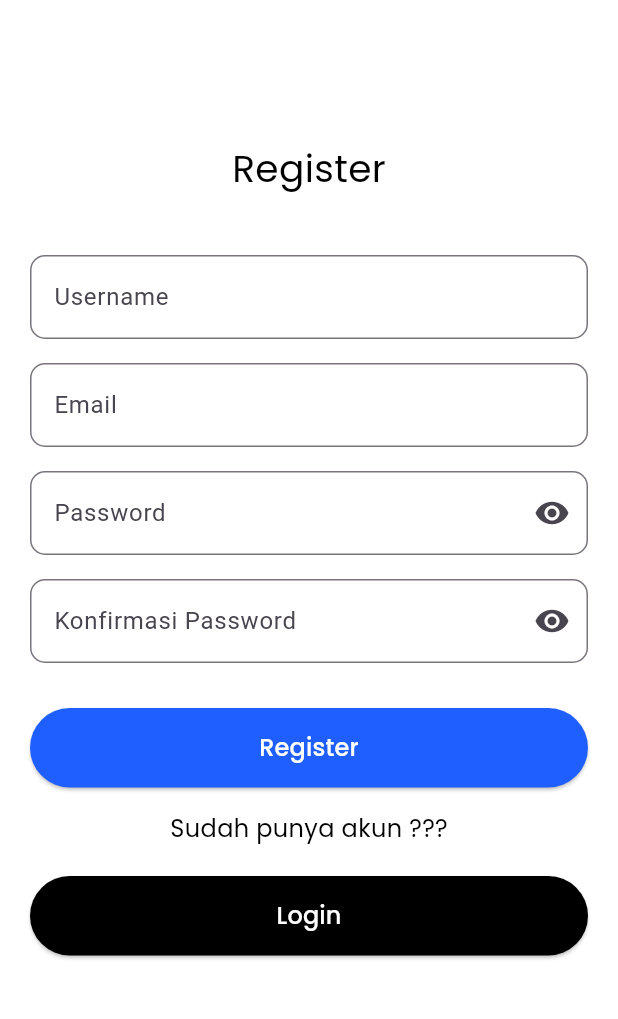
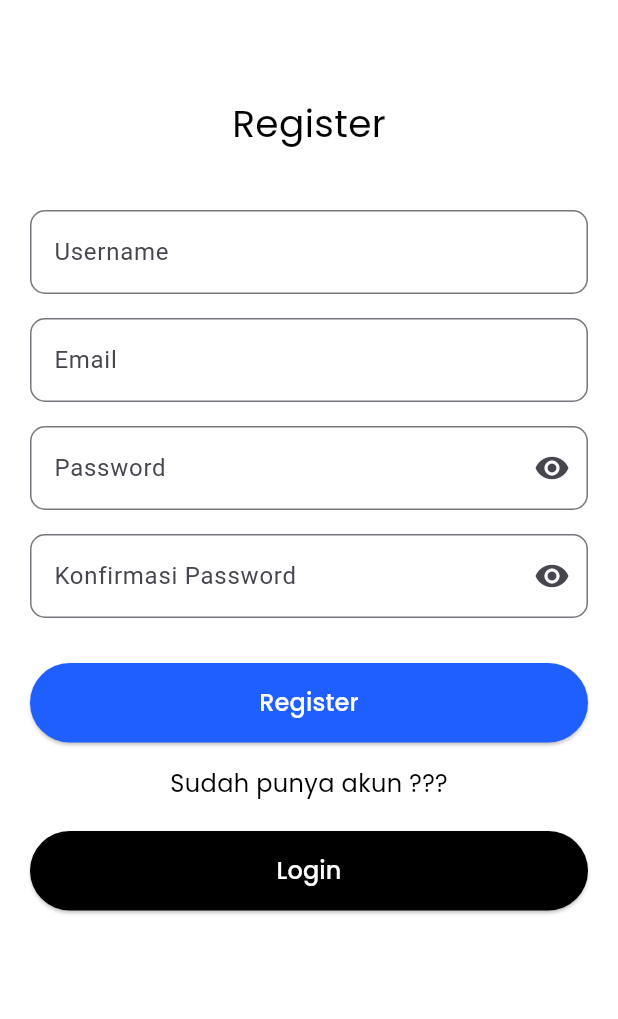
Before and after one commit to TriKeren/flowpos_app, a Flutter app: the screen it shows after launch, after a tap on "Registrasi", on a phone screen of 412 x 824 dp, the part 63-1082 px from its top. Run offline on Flutter 3.47's test engine with Material 3 defaults, Android fonts, the phone set to English and light mode, and no system bars; our stand-ins replace image_picker, pin_code_fields.

Commit message:
fix responsive login register

```diff
--- a/lib/screens/login.dart
+++ b/lib/screens/login.dart
@@ -17,7 +17,7 @@ class _LoginPageState extends State<LoginPage> {
   bool _obscureText = true;
   bool _usernameText = false;
   bool _passwordHasText = false;
-
+  bool _isLoading = false; // Track loading state
   final TextEditingController _usernameController = TextEditingController();
   final TextEditingController _passwordController = TextEditingController();
 
@@ -25,11 +25,14 @@ class _LoginPageState extends State<LoginPage> {
     final String username = _usernameController.text;
     final String password = _passwordController.text;
 
-    // Validasi input
     if (username.isEmpty || password.isEmpty) {
       _showError("Email dan Password harus diisi.");
       return;
     }
+
+    setState(() {
+      _isLoading = true; // Start loading
+    });
 
     try {
       final response = await http.post(
@@ -41,19 +44,18 @@ class _LoginPageState extends State<LoginPage> {
         }),
       );
 
-      print("Response status: ${response.statusCode}");
-      print("Response body: ${response.body}");
-
       final responseBody = json.decode(response.body);
-
       if (response.statusCode == 200) {
         _showSuccess();
       } else {
         _showError(responseBody['message'] ?? "Login gagal. Coba lagi.");
       }
     } catch (e) {
-      print("Exception: $e");
       _showError("Terjadi kesalahan, periksa koneksi internet.");
+    } finally {
+      setState(() {
+        _isLoading = false; // Stop loading after process completes
+      });
     }
   }
 
@@ -95,6 +97,8 @@ class _LoginPageState extends State<LoginPage> {
 
   @override
   Widget build(BuildContext context) {
+    final double screenWidth = MediaQuery.of(context).size.width;
+
     return Scaffold(
       appBar: AppBar(
         automaticallyImplyLeading: false,
@@ -106,15 +110,22 @@ class _LoginPageState extends State<LoginPage> {
               fontWeight: FontWeight.w600),
         ),
         backgroundColor: Colors.transparent,
+        elevation: 0,
       ),
       backgroundColor: Colors.white,
       body: Padding(
-        padding: const EdgeInsets.symmetric(horizontal: 20, vertical: 80),
+        padding: EdgeInsets.symmetric(
+          horizontal: screenWidth * 0.05,
+          vertical: 50,
+        ),
         child: SingleChildScrollView(
           child: Column(
-            mainAxisSize: MainAxisSize.min,
+            crossAxisAlignment: CrossAxisAlignment.center,
             children: [
-              const Text(
+              const AnimatedOpacity(
+                opacity: 1.0,
+                duration: Duration(seconds: 1),
+                child: Text(
                   'Login',
                   style: TextStyle(
                     fontFamily: 'Poppins',
@@ -122,8 +133,12 @@ class _LoginPageState extends State<LoginPage> {
                     color: AppColors.secondary,
                   ),
                 ),
-              const SizedBox(height: 40),
-              TextField(
+              ),
+              SizedBox(height: screenWidth * 0.1),
+              AnimatedContainer(
+                duration: const Duration(milliseconds: 500),
+                curve: Curves.easeInOut,
+                child: TextField(
                   controller: _usernameController,
                   onChanged: (text) {
                     setState(() {
@@ -139,11 +154,16 @@ class _LoginPageState extends State<LoginPage> {
                       color: _usernameText
                           ? AppColors.primary
                           : AppColors.secondary.withOpacity(0.5),
-                      fontFamily: 'Poppins'),
+                      fontFamily: 'Poppins',
                     ),
                   ),
-              const SizedBox(height: 16),
-              TextField(
+                ),
+              ),
+              SizedBox(height: screenWidth * 0.04),
+              AnimatedContainer(
+                duration: const Duration(milliseconds: 500),
+                curve: Curves.easeInOut,
+                child: TextField(
                   controller: _passwordController,
                   obscureText: _obscureText,
                   onChanged: (text) {
@@ -160,7 +180,8 @@ class _LoginPageState extends State<LoginPage> {
                       color: _passwordHasText
                           ? AppColors.primary
                           : AppColors.secondary.withOpacity(0.5),
-                      fontFamily: 'Poppins'),
+                      fontFamily: 'Poppins',
+                    ),
                     suffixIcon: IconButton(
                       icon: Icon(
                         _obscureText ? Icons.visibility : Icons.visibility_off,
@@ -173,31 +194,44 @@ class _LoginPageState extends State<LoginPage> {
                     ),
                   ),
                 ),
-              const SizedBox(height: 40),
+              ),
+              SizedBox(height: screenWidth * 0.1),
               ElevatedButton(
-                onPressed: _login,
+                onPressed: _isLoading ? null : _login, // Disable button during loading
                 style: ElevatedButton.styleFrom(
                   backgroundColor: AppColors.primary,
-                  padding:
-                      const EdgeInsets.symmetric(horizontal: 159, vertical: 15),
-                  textStyle: const TextStyle(
-                      fontSize: 16, fontWeight: FontWeight.bold),
+                  padding: const EdgeInsets.all(0),
+                  minimumSize: Size(screenWidth * 0.9, 50),
+                  shape: RoundedRectangleBorder(
+                    borderRadius: BorderRadius.circular(25),
                   ),
-                child: const Text(
+                ),
+                child: _isLoading
+                    ? const SizedBox(
+                        height: 20,
+                        width: 20,
+                        child: CircularProgressIndicator(
+                          color: Colors.white,
+                          strokeWidth: 2,
+                        ),
+                      )
+                    : const Text(
                         'Login',
                         style: TextStyle(
-                      color: Colors.white, fontSize: 16, fontFamily: 'Poppins'),
+                          color: Colors.white,
+                          fontSize: 16,
+                          fontFamily: 'Poppins',
                         ),
                       ),
-              const SizedBox(
-                height: 20,
               ),
+              const SizedBox(height: 20),
               const Text(
                 "Belum Punya Akun ??",
                 style: TextStyle(
                   color: AppColors.secondary,
                   fontFamily: 'Poppins',
-                    fontWeight: FontWeight.w500),
+                  fontWeight: FontWeight.w500,
+                ),
               ),
               const SizedBox(height: 20),
               ElevatedButton(
@@ -205,19 +239,25 @@ class _LoginPageState extends State<LoginPage> {
                   Navigator.pushReplacement(
                     context,
                     MaterialPageRoute(
-                          builder: (context) => const RegistrasiPage()));
+                      builder: (context) => const RegistrasiPage(),
+                    ),
+                  );
                 },
                 style: ElevatedButton.styleFrom(
                   backgroundColor: AppColors.secondary,
-                  padding:
-                      const EdgeInsets.symmetric(horizontal: 140, vertical: 15),
-                  textStyle: const TextStyle(
-                      fontSize: 16, fontWeight: FontWeight.bold),
+                  padding: const EdgeInsets.all(0),
+                  minimumSize: Size(screenWidth * 0.9, 50),
+                  shape: RoundedRectangleBorder(
+                    borderRadius: BorderRadius.circular(25),
+                  ),
                 ),
                 child: const Text(
                   'Registrasi',
                   style: TextStyle(
-                      color: Colors.white, fontSize: 16, fontFamily: 'Poppins'),
+                    color: Colors.white,
+                    fontSize: 16,
+                    fontFamily: 'Poppins',
+                  ),
                 ),
               ),
             ],
--- a/lib/screens/registrasi.dart
+++ b/lib/screens/registrasi.dart
@@ -15,6 +15,7 @@ class RegistrasiPage extends StatefulWidget {
 class _RegistrasiPageState extends State<RegistrasiPage> {
   bool _obscureText = true;
   bool _confirmObscureText = true;
+  bool _isLoading = false;
 
   final TextEditingController usernameController = TextEditingController();
   final TextEditingController emailController = TextEditingController();
@@ -30,6 +31,10 @@ class _RegistrasiPageState extends State<RegistrasiPage> {
   }
 
   Future<void> registerUser(BuildContext context) async {
+    setState(() {
+      _isLoading = true;
+    });
+
     String username = usernameController.text.trim();
     String email = emailController.text.trim();
     String password = passwordController.text;
@@ -40,17 +45,26 @@ class _RegistrasiPageState extends State<RegistrasiPage> {
         password.isEmpty ||
         confirmPassword.isEmpty) {
       RegistrationPopup.showError(context, "Semua field harus diisi!");
+      setState(() {
+        _isLoading = false;
+      });
       return;
     }
 
     if (!isValidEmail(email)) {
       RegistrationPopup.showError(context, "Format email tidak valid!");
+      setState(() {
+        _isLoading = false;
+      });
       return;
     }
 
     if (password != confirmPassword) {
       RegistrationPopup.showError(
           context, "Password dan konfirmasi password tidak cocok!");
+      setState(() {
+        _isLoading = false;
+      });
       return;
     }
 
@@ -67,9 +81,6 @@ class _RegistrasiPageState extends State<RegistrasiPage> {
         }),
       );
 
-      print("Response status: ${response.statusCode}");
-      print("Response body: ${response.body}");
-
       if (response.statusCode == 200 || response.statusCode == 201) {
         final responseBody = jsonDecode(response.body);
 
@@ -80,13 +91,21 @@ class _RegistrasiPageState extends State<RegistrasiPage> {
               context, "Registrasi berhasil tetapi tanpa pesan.");
         }
       } else {
+        final responseBody = jsonDecode(response.body);
+        if (responseBody.containsKey('error')) {
+          RegistrationPopup.showError(context, responseBody['error']);
+        } else {
           RegistrationPopup.showError(
               context, "Gagal mendaftar. Error dari server.");
         }
+      }
     } catch (e) {
-      print("Exception: $e");
       RegistrationPopup.showError(
           context, "Terjadi kesalahan, periksa koneksi internet.");
+    } finally {
+      setState(() {
+        _isLoading = false;
+      });
     }
   }
 
@@ -110,7 +129,7 @@ class _RegistrasiPageState extends State<RegistrasiPage> {
       body: SingleChildScrollView(
         child: Center(
           child: Padding(
-            padding: const EdgeInsets.symmetric(horizontal: 20, vertical: 80),
+            padding: const EdgeInsets.symmetric(horizontal: 20, vertical: 50),
             child: Column(
               crossAxisAlignment: CrossAxisAlignment.stretch,
               children: [
@@ -190,13 +209,22 @@ class _RegistrasiPageState extends State<RegistrasiPage> {
                 ),
                 const SizedBox(height: 30),
                 ElevatedButton(
-                  onPressed: () => registerUser(context),
+                  onPressed: _isLoading ? null : () => registerUser(context),
                   style: ElevatedButton.styleFrom(
                     backgroundColor: AppColors.primary,
                     padding: const EdgeInsets.symmetric(
                         horizontal: 140, vertical: 15),
                   ),
-                  child: const Text(
+                  child: _isLoading
+                      ? const SizedBox(
+                          width: 20,
+                          height: 20,
+                          child: CircularProgressIndicator(
+                            valueColor:
+                                AlwaysStoppedAnimation<Color>(Colors.white),
+                          ),
+                        )
+                      : const Text(
                           'Register',
                           style: TextStyle(
                             color: Colors.white,
```
Lines whose indentation alone changed are shown as unchanged.
